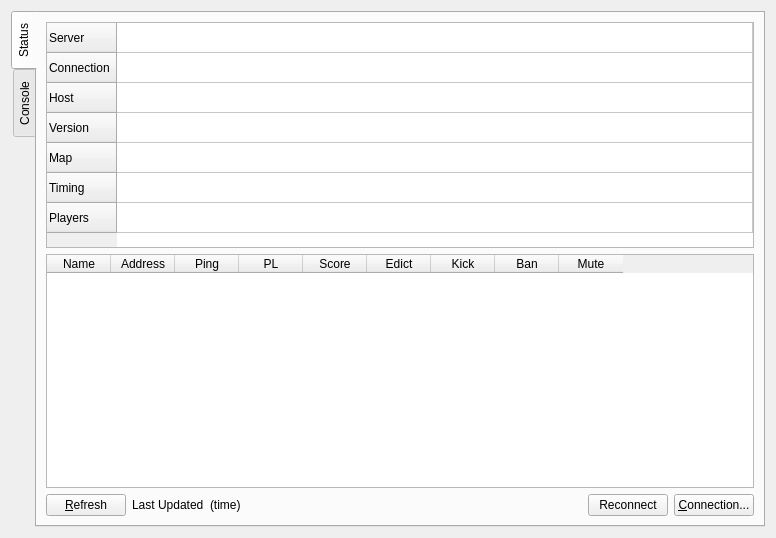
First picture: the form in src/ui/server_widget.ui, repository jjzhang166/RconGui, before the edit.
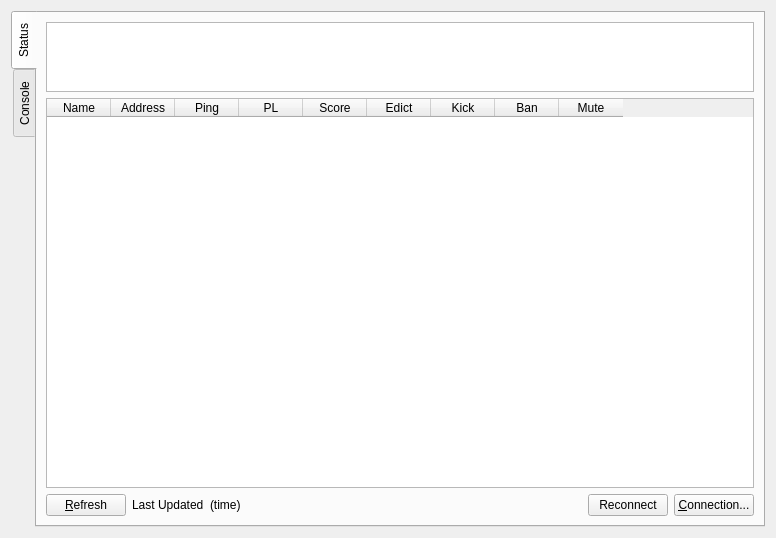
Second picture: the form after the edit. Icons and pictures are not drawn. Custom widgets are drawn as their Qt base class.

Commit message: Parse status 1

Patch:
```diff
--- a/src/ui/server_widget.ui
+++ b/src/ui/server_widget.ui
@@ -32,7 +32,7 @@
        <item>
         <layout class="QVBoxLayout" name="verticalLayout_4">
          <item>
-          <widget class="QTableWidget" name="table_server_status">
+          <widget class="QTableView" name="table_server_status">
            <property name="sizePolicy">
             <sizepolicy hsizetype="Expanding" vsizetype="Preferred">
              <horstretch>0</horstretch>
@@ -42,51 +42,12 @@
            <property name="sizeAdjustPolicy">
             <enum>QAbstractScrollArea::AdjustToContents</enum>
            </property>
-           <property name="columnCount">
-            <number>1</number>
-           </property>
            <attribute name="horizontalHeaderVisible">
             <bool>false</bool>
            </attribute>
            <attribute name="horizontalHeaderStretchLastSection">
             <bool>true</bool>
            </attribute>
-           <row>
-            <property name="text">
-             <string>Server</string>
-            </property>
-           </row>
-           <row>
-            <property name="text">
-             <string>Connection</string>
-            </property>
-           </row>
-           <row>
-            <property name="text">
-             <string>Host</string>
-            </property>
-           </row>
-           <row>
-            <property name="text">
-             <string>Version</string>
-            </property>
-           </row>
-           <row>
-            <property name="text">
-             <string>Map</string>
-            </property>
-           </row>
-           <row>
-            <property name="text">
-             <string>Timing</string>
-            </property>
-           </row>
-           <row>
-            <property name="text">
-             <string>Players</string>
-            </property>
-           </row>
-           <column/>
           </widget>
          </item>
          <item>
```
The commit also changes 7 other files.
